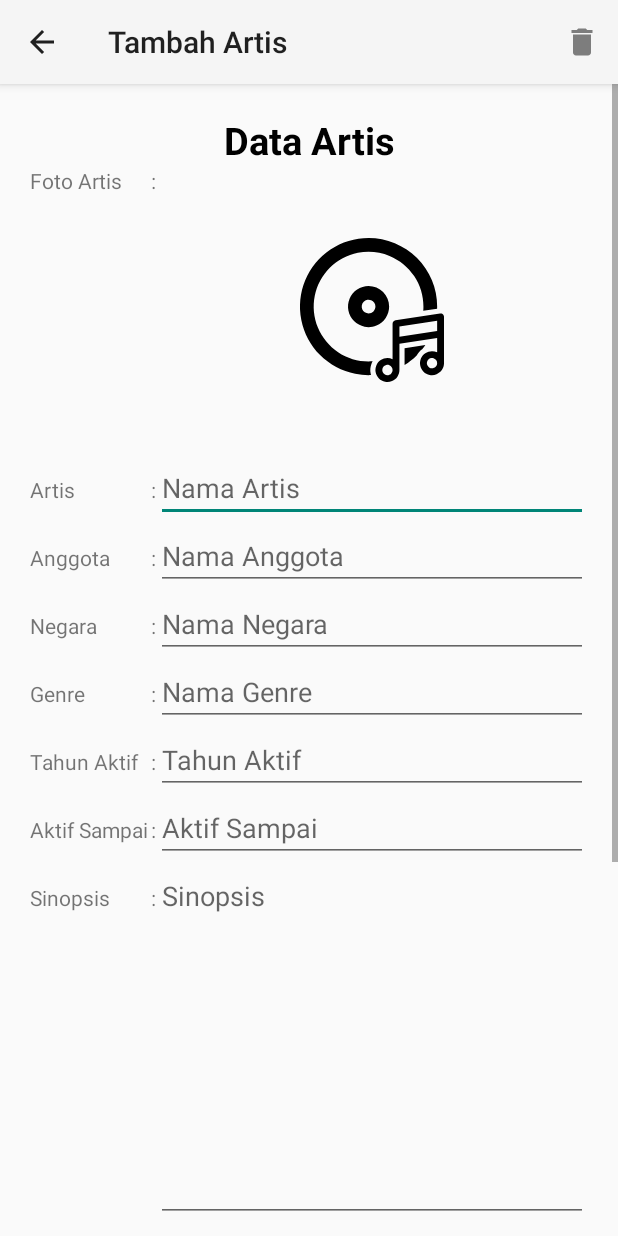
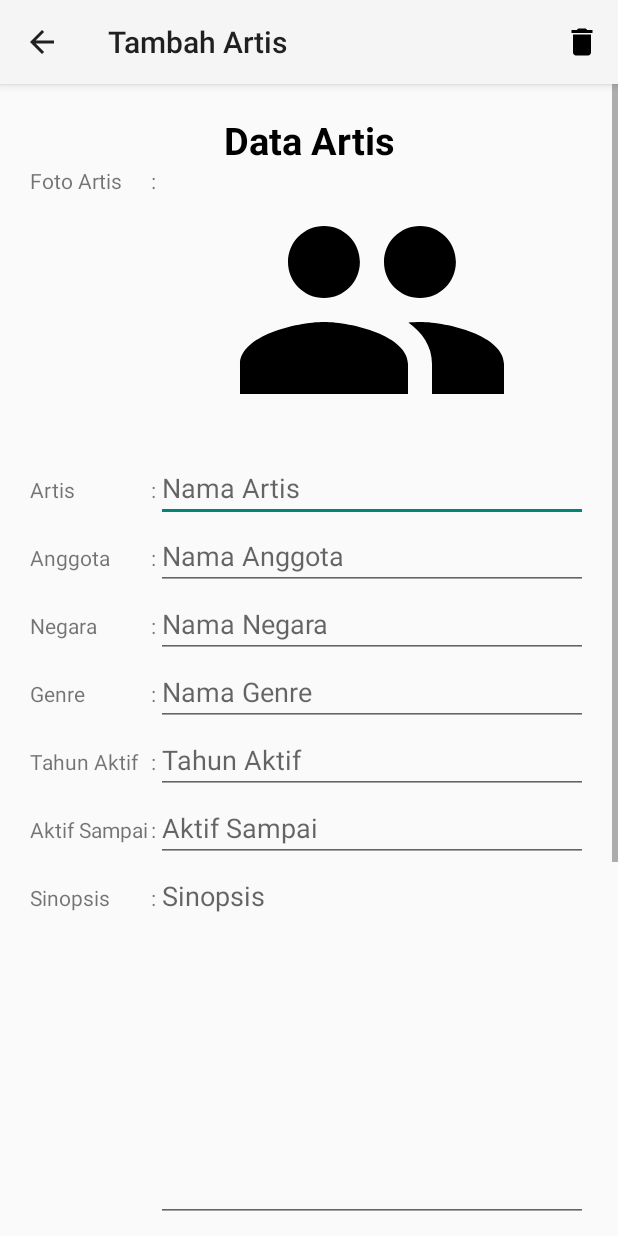
Before and after one commit to alamnurc/DiskografiArtis, an Android app: the screen it shows after launch (InputArtis), after a tap on "Tambah Artis", on a phone screen of 412 x 824 dp. Run offline under Robolectric (Android 15) with nearby library versions, the phone set to English and light mode, and no system bars.

Commit message:
V1.2: Project Tugas Akhir

```diff
--- a/app/build.gradle
+++ b/app/build.gradle
@@ -33,8 +33,8 @@ android {
 
 dependencies {
 
-    implementation 'androidx.appcompat:appcompat:1.4.1'
-    implementation 'com.google.android.material:material:1.6.0'
+    implementation 'androidx.appcompat:appcompat:1.4.2'
+    implementation 'com.google.android.material:material:1.6.1'
     implementation 'androidx.constraintlayout:constraintlayout:2.1.4'
     implementation 'androidx.mediarouter:mediarouter:1.3.0'
     implementation 'com.google.firebase:firebase-analytics:21.0.0'
--- a/app/src/main/java/com/example/diskografiartis/ArtisAdapter.java
+++ b/app/src/main/java/com/example/diskografiartis/ArtisAdapter.java
@@ -56,8 +56,6 @@ public class ArtisAdapter extends RecyclerView.Adapter<ArtisAdapter.ArtisViewHol
         try {
             File file = new File(holder.foto);
             Bitmap bitmap = BitmapFactory.decodeStream(new FileInputStream(file));
-            holder.imgArtis.setImageBitmap(bitmap);
-            holder.imgArtis.setContentDescription(holder.foto);
         } catch (FileNotFoundException er) {
             er.printStackTrace();
             Toast.makeText(context, "Gambar tidak ditemukan", Toast.LENGTH_SHORT).show();
--- a/app/src/main/java/com/example/diskografiartis/InputArtis.java
+++ b/app/src/main/java/com/example/diskografiartis/InputArtis.java
@@ -9,7 +9,6 @@ import android.content.ContextWrapper;
 import android.content.Intent;
 import android.graphics.Bitmap;
 import android.graphics.BitmapFactory;
-import android.media.Image;
 import android.net.Uri;
 import android.os.Bundle;
 import android.text.TextUtils;
@@ -26,7 +25,6 @@ import java.io.FileInputStream;
 import java.io.FileNotFoundException;
 import java.io.FileOutputStream;
 import java.io.IOException;
-import java.io.InputStream;
 import java.io.OutputStream;
 import java.util.Objects;
 import java.util.UUID;
@@ -39,7 +37,6 @@ public class InputArtis extends AppCompatActivity implements  View.OnClickListen
     private ImageView ivArtis;
     private EditText editArtis, editAnggota, editNegara, editGenre, editTahunAktif, editAktifSampai, editSinopsis, editAlbum, editRilis, editLagu;
     private Button btnSimpan;
-    private Object CropImage;
 
     @Override
     protected void onCreate(Bundle savedInstanceState) {
@@ -58,6 +55,7 @@ public class InputArtis extends AppCompatActivity implements  View.OnClickListen
         editAlbum = findViewById(R.id.edit_nama_album);
         editRilis = findViewById(R.id.edit_rilis);
         editLagu = findViewById(R.id.edit_isi_lagu);
+        btnSimpan = findViewById(R.id.btn_simpan);
 
         dbController = new DBController(this);
 
@@ -83,12 +81,6 @@ public class InputArtis extends AppCompatActivity implements  View.OnClickListen
 
         ivArtis.setOnClickListener(this);
         btnSimpan.setOnClickListener(this);
-    }
-
-    @Override
-    protected void onActivityResult(int requestCode, int resultCode, @Nullable Intent data) {
-        super.onActivityResult(requestCode, resultCode, data);
-
     }
 
     public static String saveImageToInternalStorage(Bitmap image, Context context) {
@@ -125,15 +117,6 @@ public class InputArtis extends AppCompatActivity implements  View.OnClickListen
     public boolean onPrepareOptionsMenu(Menu menu) {
 
         MenuItem item = menu.findItem(R.id.item_menu_hapus);
-
-        if(updateData==true) {
-            item.setEnabled(true);
-            item.getIcon().setAlpha(255);
-        } else {
-            item.setEnabled(false);
-            item.getIcon().setAlpha(125);
-        }
-
         return super.onPrepareOptionsMenu(menu);
     }
 
--- a/app/src/main/java/com/example/diskografiartis/MainActivity.java
+++ b/app/src/main/java/com/example/diskografiartis/MainActivity.java
@@ -9,6 +9,7 @@ import android.content.Intent;
 import android.os.Bundle;
 import android.view.Menu;
 import android.view.MenuItem;
+import android.widget.Button;
 
 import java.util.ArrayList;
 
@@ -49,9 +50,9 @@ public class MainActivity extends AppCompatActivity {
         int id = item.getItemId();
 
         if (id==R.id.item_menu_add) {
-            Intent openadd = new Intent(getApplicationContext(), InputArtis.class);
-            openadd.putExtra("CRUD", "INSERT");
-            startActivity(openadd);
+            Intent tampilInput = new Intent(getApplicationContext(), InputArtis.class);
+            tampilInput.putExtra("CRUD", "INSERT");
+            startActivity(tampilInput);
         }
 
         return super.onOptionsItemSelected(item);
--- /dev/null
+++ b/app/src/main/res/drawable/ic_baseline_people_24.xml
@@ -0,0 +1,5 @@
+<vector android:height="24dp" android:tint="#000000"
+    android:viewportHeight="24" android:viewportWidth="24"
+    android:width="24dp" xmlns:android="http://schemas.android.com/apk/res/android">
+    <path android:fillColor="@android:color/white" android:pathData="M16,11c1.66,0 2.99,-1.34 2.99,-3S17.66,5 16,5c-1.66,0 -3,1.34 -3,3s1.34,3 3,3zM8,11c1.66,0 2.99,-1.34 2.99,-3S9.66,5 8,5C6.34,5 5,6.34 5,8s1.34,3 3,3zM8,13c-2.33,0 -7,1.17 -7,3.5L1,19h14v-2.5c0,-2.33 -4.67,-3.5 -7,-3.5zM16,13c-0.29,0 -0.62,0.02 -0.97,0.05 1.16,0.84 1.97,1.97 1.97,3.45L17,19h6v-2.5c0,-2.33 -4.67,-3.5 -7,-3.5z"/>
+</vector>
--- a/app/src/main/res/layout/activity_input_artis.xml
+++ b/app/src/main/res/layout/activity_input_artis.xml
@@ -48,7 +48,7 @@
                     android:layout_height="192dp"
                     android:layout_weight="1"
                     android:contentDescription="@string/foto_artis"
-                    app:srcCompat="@drawable/ic_launcher_foreground" />
+                    app:srcCompat="@drawable/ic_baseline_people_24" />
             </TableRow>
 
             <TableRow
--- a/app/src/main/res/layout/activity_list_artis.xml
+++ b/app/src/main/res/layout/activity_list_artis.xml
@@ -16,7 +16,7 @@
             android:id="@+id/artist_photo"
             android:layout_width="96dp"
             android:layout_height="96dp"
-            app:srcCompat="@drawable/ic_launcher_foreground"
+            app:srcCompat="@drawable/ic_baseline_people_24"
             android:contentDescription="@string/foto_artis" />
 
         <LinearLayout
```
Also changed, not shown: app/src/main/res/layout/activity_tampil_artis.xml (+5 -4 lines), 1 other file.
